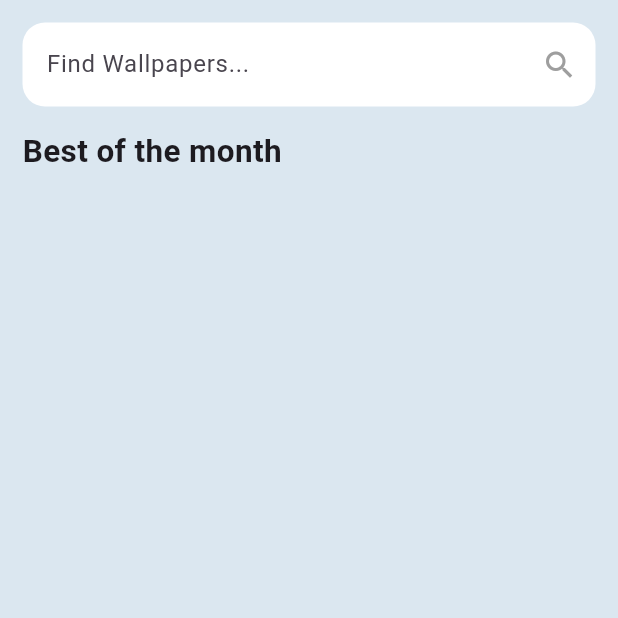
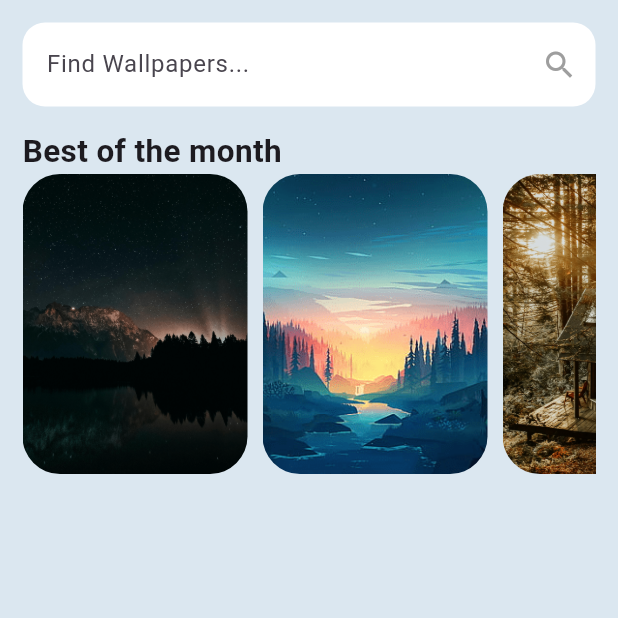
Before and after one commit to sagardhadke/wall_pixel, a Flutter app: the screen it shows after launch, on a phone screen of 412 x 824 dp, the top half of it. Run offline on Flutter 3.47's test engine with Material 3 defaults, Android fonts, the phone set to English and light mode, and no system bars.

Commit message:
Added Best of the month

```diff
--- /dev/null
+++ b/lib/app_constants.dart
@@ -0,0 +1,12 @@
+class AppConstants {
+  static List<String> wallpapers = [
+    'assets/wallpapers/wallpaper1.png',
+    'assets/wallpapers/wallpaper2.png',
+    'assets/wallpapers/wallpaper3.png',
+    'assets/wallpapers/wallpaper4.png',
+    'assets/wallpapers/wallpaper5.png',
+    'assets/wallpapers/wallpaper6.png',
+    'assets/wallpapers/wallpaper7.png',
+    'assets/wallpapers/wallpaper8.png',
+  ];
+}
--- a/lib/home.dart
+++ b/lib/home.dart
@@ -1,4 +1,5 @@
 import 'package:flutter/material.dart';
+import 'package:wall_pixel/app_constants.dart';
 
 class MyHome extends StatelessWidget {
   const MyHome({super.key});
@@ -36,6 +37,27 @@ class MyHome extends StatelessWidget {
               Text(
                 "Best of the month",
                 style: TextStyle(fontWeight: FontWeight.bold, fontSize: 21),
+              ),
+              SizedBox(
+                height: 200,
+                child: ListView.builder(
+                  scrollDirection: Axis.horizontal,
+                  itemCount: AppConstants.wallpapers.length,
+                  itemBuilder: (context, index) {
+                    return Padding(
+                      padding: const EdgeInsets.only(right: 10),
+                      child: ClipRRect(
+                        borderRadius: BorderRadius.circular(25),
+                        child: Image.asset(
+                          AppConstants.wallpapers[index],
+                          width: 150,
+                          height: 150,
+                          fit: BoxFit.cover,
+                        ),
+                      ),
+                    );
+                  },
+                ),
               )
             ],
           ),
--- a/lib/main.dart
+++ b/lib/main.dart
@@ -11,12 +11,12 @@
   @override
   Widget build(BuildContext context) {
     return MaterialApp(
-      title: 'Wall Pixel',
-      theme: ThemeData(
-        colorScheme: ColorScheme.fromSeed(seedColor: Colors.deepPurple),
-        useMaterial3: true,
-      ),
-      home: MyHome()
-    );
+        title: 'Wall Pixel',
+        debugShowCheckedModeBanner: false,
+        theme: ThemeData(
+          colorScheme: ColorScheme.fromSeed(seedColor: Colors.deepPurple),
+          useMaterial3: true,
+        ),
+        home: MyHome());
   }
 }
```
